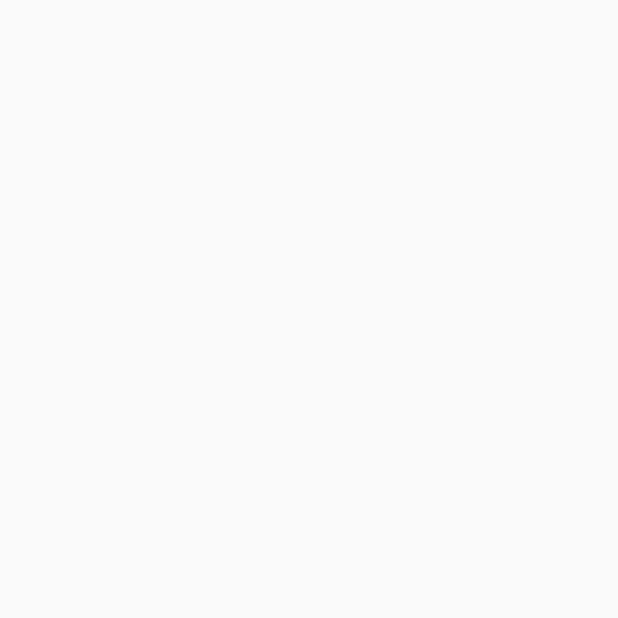
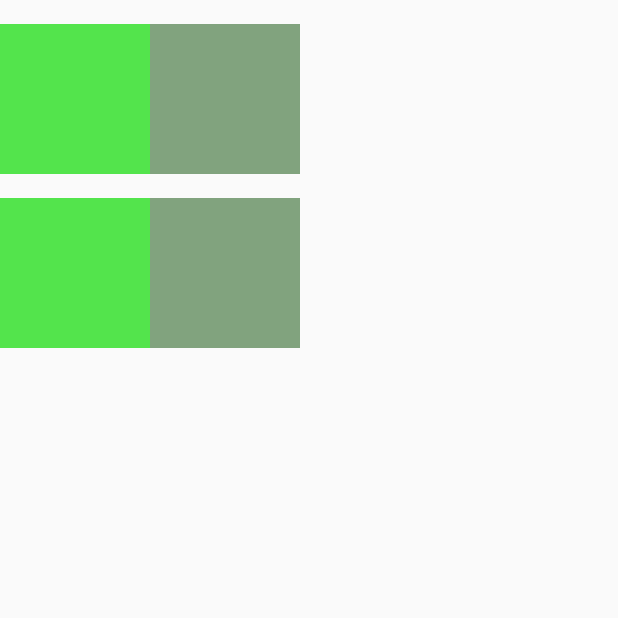
Before and after one commit to wlazlopwl/ComposeAnimations, an Android app built with Jetpack Compose: the InfiniteTransitionScreen screen opened through its navigation route, on a phone screen of 412 x 824 dp, the top half of it. Before the commit the part shown is empty. Run offline under Robolectric (Android 15) with nearby library versions, the phone set to English and light mode, and no system bars.

Commit message:
update InfiniteTransitionScreen.kt

```diff
--- a/app/src/main/java/com/appdevpwl/composeanimations/view/Components.kt
+++ b/app/src/main/java/com/appdevpwl/composeanimations/view/Components.kt
@@ -7,7 +7,7 @@ import androidx.compose.runtime.Composable
 import androidx.compose.ui.Modifier
 
 @Composable
-fun StartAnimateButton(onCLick: ()-> Unit) {
+fun StartAnimateButton(onCLick: () -> Unit) {
     Button(
         onClick = { onCLick() },
         modifier = Modifier.wrapContentSize(),
--- a/app/src/main/java/com/appdevpwl/composeanimations/view/InfiniteTransitionScreen.kt
+++ b/app/src/main/java/com/appdevpwl/composeanimations/view/InfiniteTransitionScreen.kt
@@ -1,9 +1,105 @@
 package com.appdevpwl.composeanimations.view
 
+import androidx.compose.animation.animateColor
+import androidx.compose.animation.core.RepeatMode
+import androidx.compose.animation.core.infiniteRepeatable
+import androidx.compose.animation.core.rememberInfiniteTransition
+import androidx.compose.animation.core.tween
+import androidx.compose.foundation.Canvas
+import androidx.compose.foundation.layout.*
 import androidx.compose.runtime.Composable
+import androidx.compose.runtime.getValue
+import androidx.compose.ui.Modifier
+import androidx.compose.ui.graphics.Color
+import androidx.compose.ui.unit.dp
 
 
 @Composable
 fun InfiniteTransitionScreen() {
+    Box {
+        val infiniteTransition = rememberInfiniteTransition()
 
+        val color1 = Color.Gray
+        val color2 = Color.Green
+
+        val firstRect by infiniteTransition.animateColor(
+            initialValue = color1,
+            targetValue = color2,
+            animationSpec = infiniteRepeatable(
+                animation = tween(DURATION_MILLIS),
+                repeatMode = RepeatMode.Reverse
+            )
+        )
+
+        val secondRect by infiniteTransition.animateColor(
+            initialValue = color2,
+            targetValue = color1,
+            animationSpec = infiniteRepeatable(
+                animation = tween(DURATION_MILLIS),
+                repeatMode = RepeatMode.Reverse
+            )
+        )
+
+        val thirdRect by infiniteTransition.animateColor(
+            initialValue = color1,
+            targetValue = color2,
+            animationSpec = infiniteRepeatable(
+                animation = tween(DURATION_MILLIS),
+                repeatMode = RepeatMode.Restart
+            )
+        )
+
+        val fourthRect by infiniteTransition.animateColor(
+            initialValue = color2,
+            targetValue = color1,
+            animationSpec = infiniteRepeatable(
+                animation = tween(DURATION_MILLIS),
+                repeatMode = RepeatMode.Restart
+            )
+        )
+
+        Column {
+            Row {
+                Canvas(
+                    modifier = Modifier
+                        .padding(top = 16.dp)
+                        .size(100.dp)
+
+                ) {
+                    drawRect(color = firstRect)
+                }
+
+                Canvas(
+                    modifier = Modifier
+                        .padding(top = 16.dp)
+                        .size(100.dp)
+
+                ) {
+                    drawRect(color = secondRect)
+                }
+            }
+
+            Row {
+                Canvas(
+                    modifier = Modifier
+                        .padding(top = 16.dp)
+                        .size(100.dp)
+
+                ) {
+                    drawRect(color = thirdRect)
+                }
+
+                Canvas(
+                    modifier = Modifier
+                        .padding(top = 16.dp)
+                        .size(100.dp)
+
+                ) {
+                    drawRect(color = fourthRect)
+                }
+            }
+        }
+    }
 }
+
+const val DURATION_MILLIS = 1500
```
